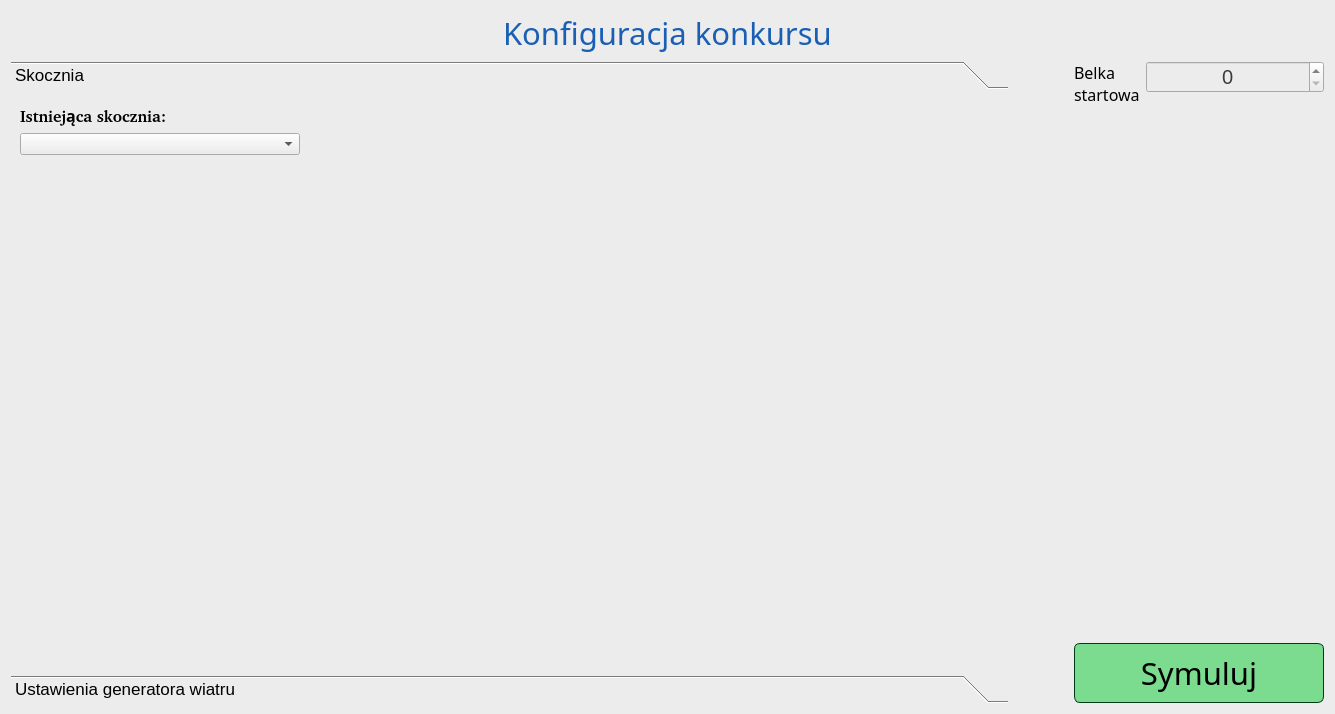
Old version of the form source/UI/Competition/CompetitionConfigWindow.ui in the repository SiekamCebule/sj-sim.
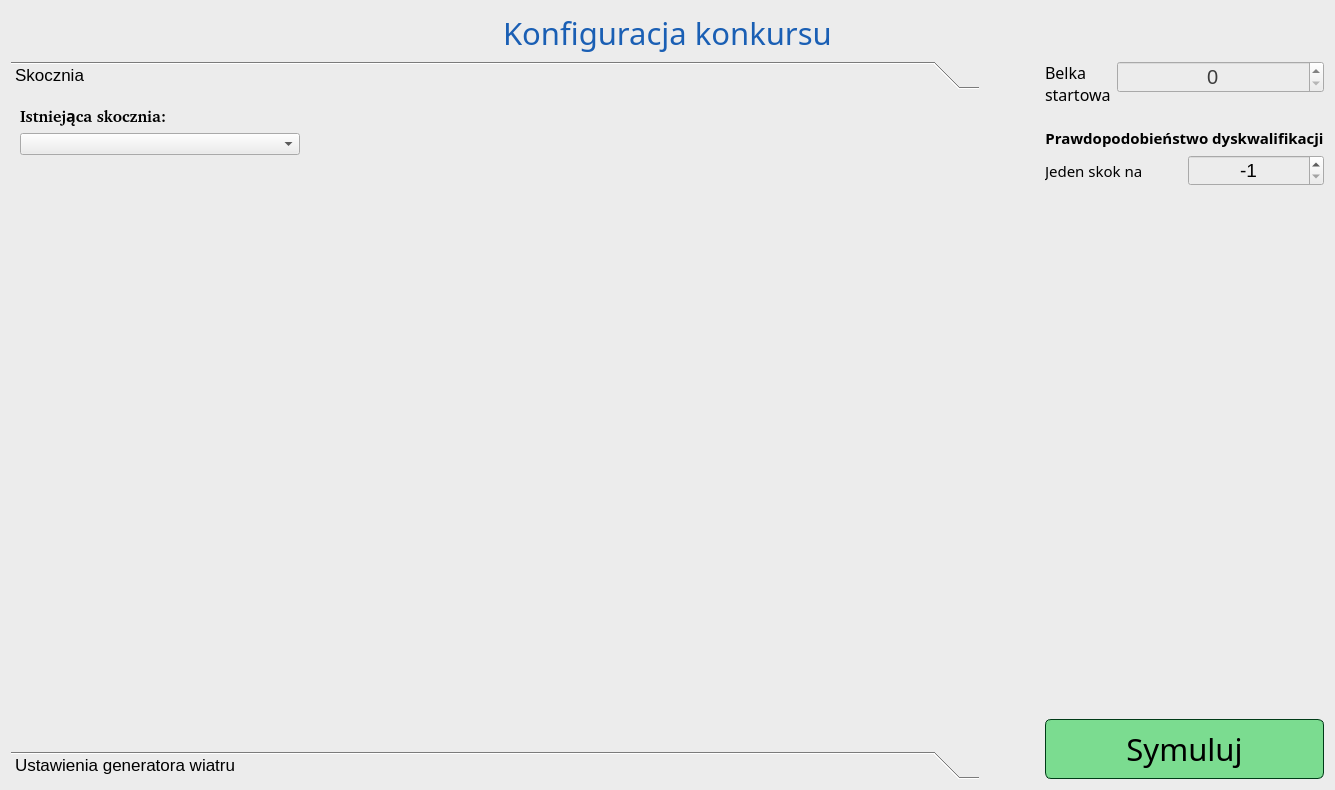
New version of the form.

Patch:
```diff
--- a/source/UI/Competition/CompetitionConfigWindow.ui
+++ b/source/UI/Competition/CompetitionConfigWindow.ui
@@ -7,7 +7,7 @@
     <x>0</x>
     <y>0</y>
     <width>1335</width>
-    <height>714</height>
+    <height>790</height>
    </rect>
   </property>
   <property name="windowTitle">
@@ -95,8 +95,8 @@
          <rect>
           <x>0</x>
           <y>0</y>
-          <width>983</width>
-          <height>579</height>
+          <width>969</width>
+          <height>655</height>
          </rect>
         </property>
         <attribute name="label">
@@ -240,6 +240,103 @@
          </item>
         </layout>
        </item>
+       <item>
+        <layout class="QVBoxLayout" name="verticalLayout_9">
+         <item>
+          <spacer name="verticalSpacer_3">
+           <property name="orientation">
+            <enum>Qt::Vertical</enum>
+           </property>
+           <property name="sizeType">
+            <enum>QSizePolicy::Maximum</enum>
+           </property>
+           <property name="sizeHint" stdset="0">
+            <size>
+             <width>20</width>
+             <height>15</height>
+            </size>
+           </property>
+          </spacer>
+         </item>
+         <item>
+          <widget class="QLabel" name="label_4">
+           <property name="sizePolicy">
+            <sizepolicy hsizetype="Minimum" vsizetype="Minimum">
+             <horstretch>0</horstretch>
+             <verstretch>0</verstretch>
+            </sizepolicy>
+           </property>
+           <property name="font">
+            <font>
+             <family>Quicksand Medium</family>
+             <pointsize>11</pointsize>
+             <bold>true</bold>
+            </font>
+           </property>
+           <property name="styleSheet">
+            <string notr="true">color: black;</string>
+           </property>
+           <property name="text">
+            <string>Prawdopodobieństwo dyskwalifikacji</string>
+           </property>
+           <property name="alignment">
+            <set>Qt::AlignCenter</set>
+           </property>
+          </widget>
+         </item>
+         <item>
+          <layout class="QHBoxLayout" name="horizontalLayout_4">
+           <item>
+            <widget class="QLabel" name="label_5">
+             <property name="font">
+              <font>
+               <family>Quicksand Medium</family>
+               <pointsize>11</pointsize>
+               <bold>false</bold>
+              </font>
+             </property>
+             <property name="styleSheet">
+              <string notr="true">color: black;</string>
+             </property>
+             <property name="text">
+              <string>Jeden skok na</string>
+             </property>
+            </widget>
+           </item>
+           <item>
+            <widget class="QSpinBox" name="spinBox_dsqProbability">
+             <property name="sizePolicy">
+              <sizepolicy hsizetype="Minimum" vsizetype="Minimum">
+               <horstretch>0</horstretch>
+               <verstretch>0</verstretch>
+              </sizepolicy>
+             </property>
+             <property name="font">
+              <font>
+               <pointsize>14</pointsize>
+              </font>
+             </property>
+             <property name="styleSheet">
+              <string notr="true">color: black;</string>
+             </property>
+             <property name="alignment">
+              <set>Qt::AlignCenter</set>
+             </property>
+             <property name="minimum">
+              <number>-1</number>
+             </property>
+             <property name="maximum">
+              <number>10000000</number>
+             </property>
+             <property name="value">
+              <number>-1</number>
+             </property>
+            </widget>
+           </item>
+          </layout>
+         </item>
+        </layout>
+       </item>
        <item>
         <spacer name="verticalSpacer">
          <property name="orientation">
```
Left out of the diff: 6 changed lines with no effect on the pictures.
